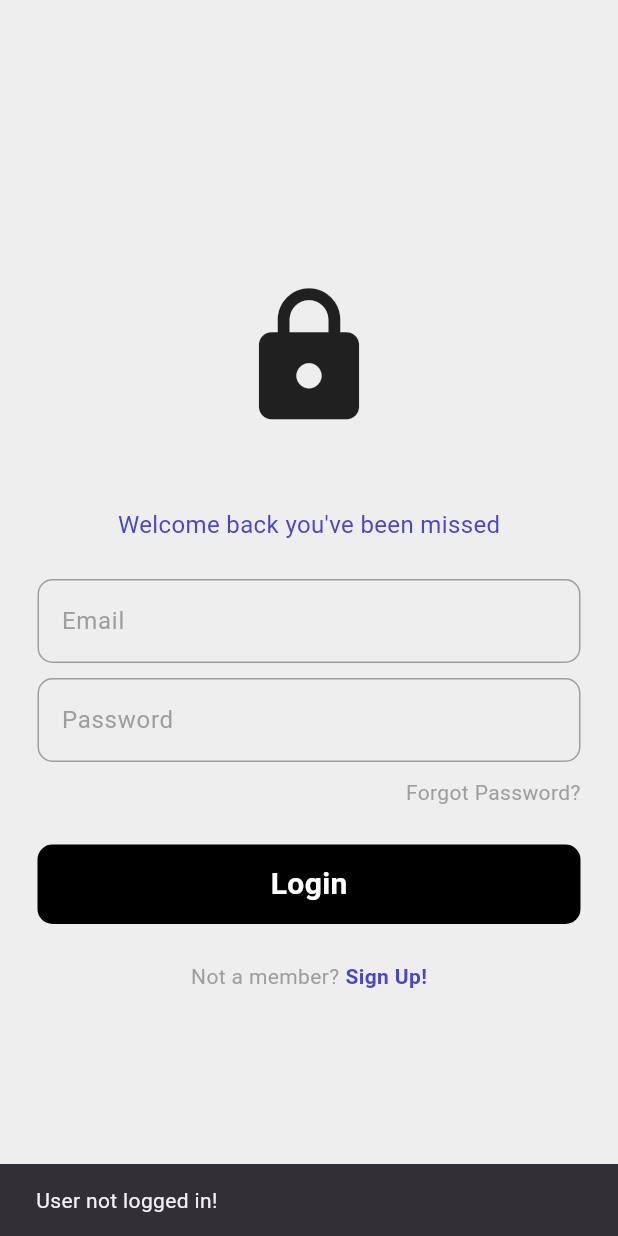
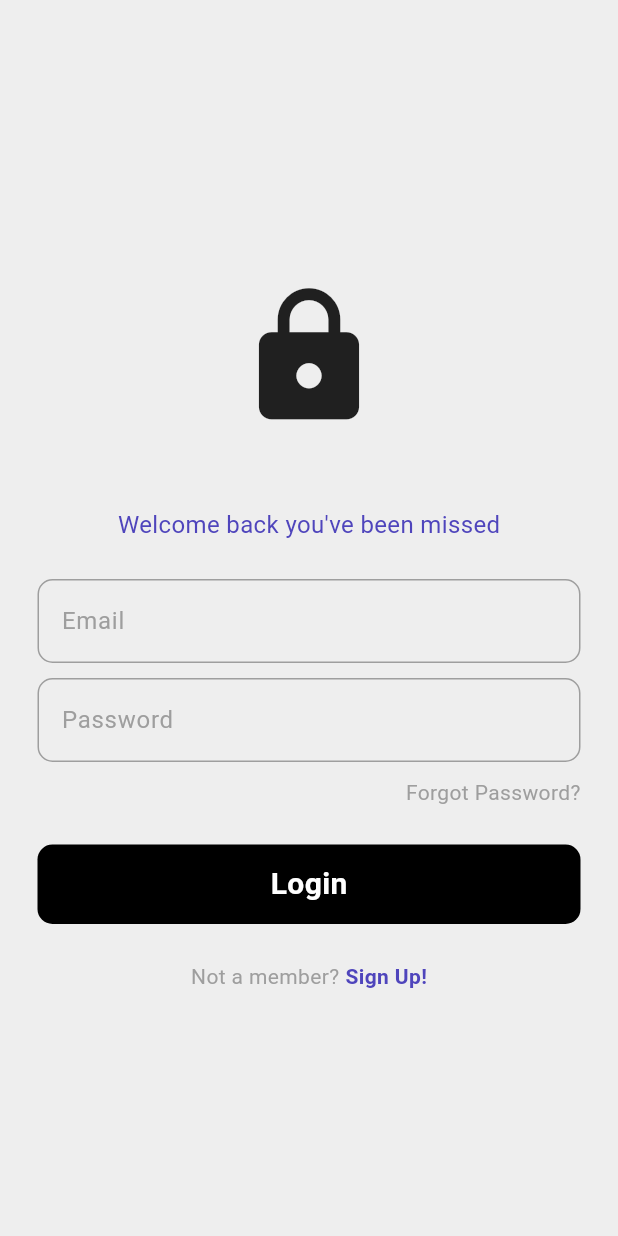
Before and after one commit to Ankit-Ransh/Recover, a Flutter app: the first screen one second after launch, on a phone screen of 412 x 824 dp. Run offline on Flutter 3.47's test engine with Material 3 defaults, Android fonts, the phone set to English and light mode, and no system bars; our stand-ins replace auto_size_text, dash_chat_2, delightful_toast, flutter_bloc, fpdart, get_it and 3 more; accounts and stored records are empty.

```diff
--- a/lost_found/lib/features/auth/presentation/bloc/auth_bloc.dart
+++ b/lost_found/lib/features/auth/presentation/bloc/auth_bloc.dart
@@ -66,7 +66,7 @@ class AuthBloc extends Bloc<AuthEvent, AuthState> {
 
     response.fold(
       (failure) {
-        emit(AuthFailure(failure.message));
+        emit(AuthSignUpFailure(failure.message));
       },
       (user) {
         _emitAuthSuccess(user, emit);
@@ -85,17 +85,17 @@ class AuthBloc extends Bloc<AuthEvent, AuthState> {
     response.fold(
       (failure) {
         // print('Authentication failed: ${failure.message}');
-        emit(AuthFailure(failure.message));
+        emit(AuthLoginFailure(failure.message));
       },
       (user) {
         // print('Authentication successful. UID: $user');
-        _emitAuthSuccess(user, emit);
+        emit(AuthLoginSuccess(user));
       },
     );
   }
 
   void _emitAuthSuccess(User user, Emitter<AuthState> emit) {
     _appUserCubit.updateUser(user);
-    emit(AuthSuccess(user));
+    emit(AuthSignUpSuccess(user));
   }
 }
--- a/lost_found/lib/features/auth/presentation/bloc/auth_state.dart
+++ b/lost_found/lib/features/auth/presentation/bloc/auth_state.dart
@@ -7,9 +7,14 @@ final class AuthInitial extends AuthState {}
 
 class AuthLoading extends AuthState {}
 
-class AuthSuccess extends AuthState {
+class AuthSignUpSuccess extends AuthState {
   final User user;
-  AuthSuccess(this.user);
+  AuthSignUpSuccess(this.user);
+}
+
+class AuthLoginSuccess extends AuthState {
+  final User user;
+  AuthLoginSuccess(this.user);
 }
 
 class AuthFailure extends AuthState {
@@ -17,4 +22,14 @@ class AuthFailure extends AuthState {
   AuthFailure(this.message);
 }
 
+class AuthSignUpFailure extends AuthState {
+  final String message;
+  AuthSignUpFailure(this.message);
+}
+
+class AuthLoginFailure extends AuthState {
+  final String message;
+  AuthLoginFailure(this.message);
+}
+
 class AuthLogout extends AuthState {}
--- a/lost_found/lib/features/auth/presentation/pages/login.dart
+++ b/lost_found/lib/features/auth/presentation/pages/login.dart
@@ -2,7 +2,7 @@ import 'package:flutter/material.dart';
 import 'package:flutter_bloc/flutter_bloc.dart';
 import 'package:lost_found/core/common/widgets/loader.dart';
 import 'package:lost_found/core/theme/app_pallete.dart';
-import 'package:lost_found/core/utils/show_snackbar.dart';
+import 'package:lost_found/core/utils/show_toast.dart';
 import 'package:lost_found/features/auth/presentation/bloc/auth_bloc.dart';
 import 'package:lost_found/features/auth/presentation/pages/signup.dart';
 // import 'package:lost_found/core/suspended/divider.dart';
@@ -33,10 +33,18 @@ class _LoginState extends State<Login> {
         color: AppPallete.greyShade200,
         child: BlocConsumer<AuthBloc, AuthState>(
           listener: (context, state) {
-            if (state is AuthFailure) {
-              showSnackBar(context, state.message);
-            } else if (state is AuthSuccess) {
-              showSnackBar(context, "Logged in successfully");
+            if (state is AuthLoginFailure) {
+              showToast(
+                text: state.message,
+                context: context,
+                color: AppPallete.greyShade200,
+              );
+            } else if (state is AuthLoginSuccess) {
+              showToast(
+                text: "Logged in successfully",
+                context: context,
+                color: AppPallete.greyShade200,
+              );
               Navigator.pushAndRemoveUntil(
                   context, IndexPage.route(), (route) => false);
             }
--- a/lost_found/lib/features/components/backend/data/datasources/backend_information_remote_data_source.dart
+++ b/lost_found/lib/features/components/backend/data/datasources/backend_information_remote_data_source.dart
@@ -36,13 +36,14 @@ class BackendInformationRemoteDataSourceImpl
     try {
       final itemInformation = await supabaseClient
           .from('combined_database')
-          .select('*, profiles (name)');
+          .select('*, profiles (name, id)');
 
       return itemInformation
           .map(
             (information) =>
                 CombinedLostFoundModel.fromJson(information).copyWith(
               posterName: information['profiles']['name'],
+              posterId: information['profiles']['id'],
             ),
           )
           .toList();
--- a/lost_found/lib/features/components/combined_lost_found/data/models/combined_lost_found_model.dart
+++ b/lost_found/lib/features/components/combined_lost_found/data/models/combined_lost_found_model.dart
@@ -16,6 +16,7 @@ class CombinedLostFoundModel extends CombinedLostFound {
     required super.category,
     required super.claimed,
     super.posterName,
+    super.posterId,
   });
 
   Map<String, dynamic> toJson() {
@@ -71,6 +72,7 @@ class CombinedLostFoundModel extends CombinedLostFound {
     String? category,
     bool? claimed,
     String? posterName,
+    String? posterId,
   }) {
     return CombinedLostFoundModel(
       id: id ?? this.id,
@@ -87,6 +89,7 @@ class CombinedLostFoundModel extends CombinedLostFound {
       category: category ?? this.category,
       claimed: claimed ?? this.claimed,
       posterName: posterName ?? this.posterName,
+      posterId: posterId ?? this.posterId,
     );
   }
 }
--- a/lost_found/lib/features/components/combined_lost_found/domain/entities/combined_lost_found.dart
+++ b/lost_found/lib/features/components/combined_lost_found/domain/entities/combined_lost_found.dart
@@ -13,6 +13,7 @@ class CombinedLostFound {
   final String category;
   final bool claimed;
   final String? posterName;
+  final String? posterId;
 
   CombinedLostFound({
     required this.id,
@@ -29,5 +30,6 @@ class CombinedLostFound {
     required this.category,
     required this.claimed,
     this.posterName,
+    this.posterId,
   });
 }
--- a/lost_found/lib/features/main/pages/browse_item.dart
+++ b/lost_found/lib/features/main/pages/browse_item.dart
@@ -207,6 +207,7 @@ class DisplayCards extends StatelessWidget {
                   itemList.location,
                   itemList.updatedAt,
                   itemList.collectionCenter!,
+                  itemList.posterId!,
                 ),
         );
       },
--- a/lost_found/lib/features/main/widgets/last_reported_items.dart
+++ b/lost_found/lib/features/main/widgets/last_reported_items.dart
@@ -111,6 +111,7 @@ class _LastReportedItemsState extends State<LastReportedItems> {
                                 item.location,
                                 item.updatedAt,
                                 item.collectionCenter!,
+                                item.posterId!,
                               ),
                             );
                           }
--- a/lost_found/pubspec.yaml
+++ b/lost_found/pubspec.yaml
@@ -44,6 +44,7 @@ dependencies:
   google_nav_bar: ^5.0.6
   auto_size_text: ^3.0.0
   dash_chat_2: ^0.0.20
+  delightful_toast: ^1.1.0
 
 dev_dependencies:
   flutter_test:
```
Also changed, not shown: lost_found/lib/core/utils/show_toast.dart (added, +39 -0 lines), lost_found/lib/features/auth/presentation/pages/signup.dart (+14 -7 lines), lost_found/lib/features/components/found/presentation/pages/found_item_details_page.dart (+42 -2 lines), lost_found/lib/features/main/widgets/welcome_bar.dart (+6 -2 lines), lost_found/pubspec.lock.
